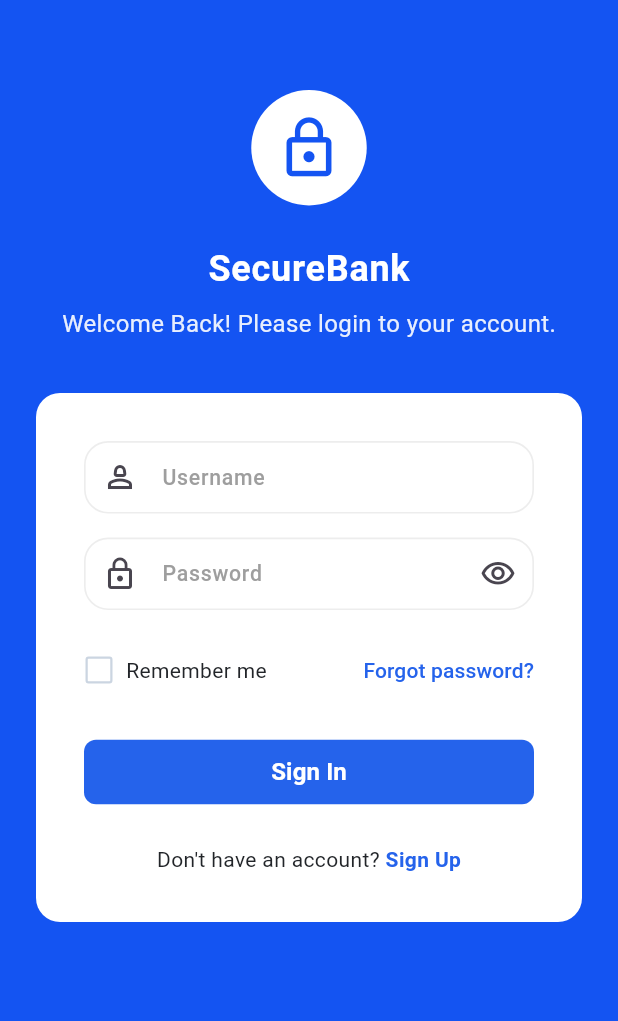
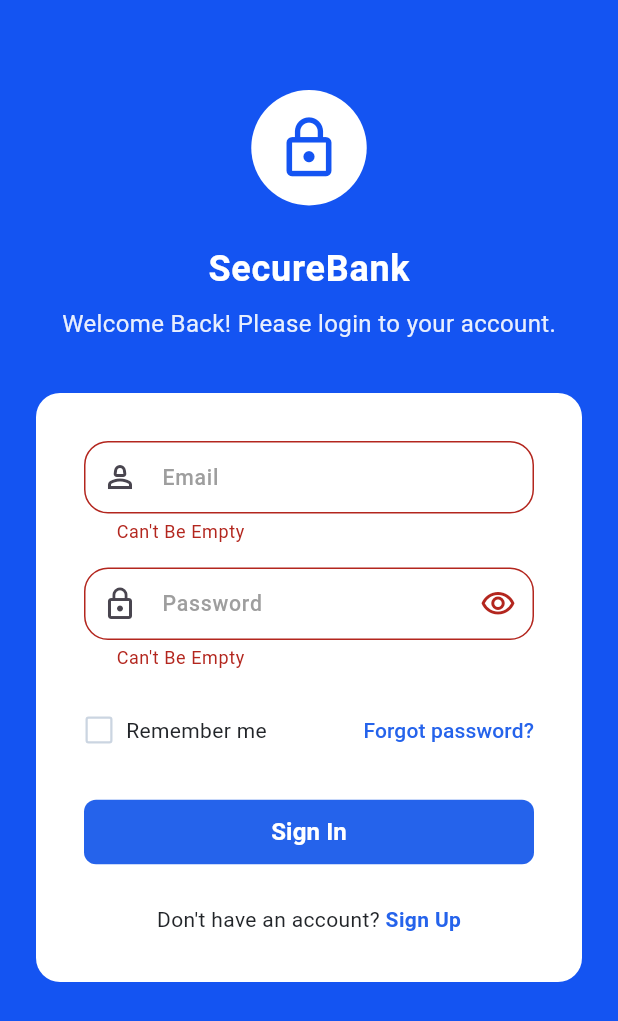
Before and after one commit to georgeAlNa/Advanced-Banking-System, a Flutter app: the screen it shows after launch, after a tap on "Sign In", on a phone screen of 412 x 824 dp. Shown: the top 1021 px of the screen. Run offline on Flutter 3.47's test engine with Material 3 defaults, Android fonts, the phone set to English and light mode, and no system bars; our stand-ins replace dartz, dio, equatable, flutter_bloc, flutter_screenutil, freezed_annotation and 4 more; accounts and stored records are empty; statements that could not run were skipped.

Commit message:
login login with design patterns

```diff
--- a/lib/features/auth/data/models/login/login_request_body.dart
+++ b/lib/features/auth/data/models/login/login_request_body.dart
@@ -1,3 +1,14 @@
 class LoginRequestBody {
+  final String email;
+  final String password;
 
+  LoginRequestBody({
+    required this.email,
+    required this.password,
+  });
+
+  Map<String, dynamic> toJson() => {
+        'email': email,
+        'password': password,
+      };
 }
--- a/lib/features/auth/logic/login/login_cubit.dart
+++ b/lib/features/auth/logic/login/login_cubit.dart
@@ -1,4 +1,3 @@
-import 'package:flutter/material.dart';
 import 'package:flutter_bloc/flutter_bloc.dart';
 import 'package:freezed_annotation/freezed_annotation.dart';
 
@@ -12,34 +11,27 @@ part 'login_cubit.freezed.dart';
 
 class LoginCubit extends Cubit<LoginState> {
   final LoginRepo _loginRepo;
-  LoginCubit(this._loginRepo) : super(LoginState.initial());
 
-  TextEditingController emailController = TextEditingController();
-  TextEditingController passwordController = TextEditingController();
+  LoginCubit(this._loginRepo) : super(const LoginState.initial());
 
-  final formKey = GlobalKey<FormState>();
-
-  Future<void> login() async {
-    if (passwordController.text.length < 8) {
-      emit(LoginState.error(error: "Password Should Be at Least 8 Characters"));
-      return;
-    }
-
-    emit(LoginState.loading());
+  Future<void> login({
+    required String email,
+    required String password,
+  }) async {
+    emit(const LoginState.loading());
 
     try {
       final request = LoginRequestBody(
-        // email: emailController.text,
-        // password: passwordController.text,
+        email: email,
+        password: password,
       );
 
       final response = await _loginRepo.login(request);
-
       emit(LoginState.success(response));
     } catch (e) {
       final exception = NetworkExceptions.getException(e);
       final message = NetworkExceptions.getErrorMessage(exception);
-      emit(LoginState.error(error: message));
+      emit(LoginState.error(message));
     }
   }
 }
--- a/lib/features/auth/logic/login/login_state.dart
+++ b/lib/features/auth/logic/login/login_state.dart
@@ -3,7 +3,7 @@ part of 'login_cubit.dart';
 @freezed
 class LoginState with _$LoginState {
   const factory LoginState.initial() = _Initial;
-  const factory LoginState.loading() = Loading;
-  const factory LoginState.success(LoginResponse loginResponse) = Success;
-  const factory LoginState.error({required String error}) = Error;
+  const factory LoginState.loading() = _Loading;
+  const factory LoginState.success(LoginResponse loginResponse) = _Success;
+  const factory LoginState.error(String message) = _Error;
 }
--- a/lib/features/auth/presentation/screens/login_screen.dart
+++ b/lib/features/auth/presentation/screens/login_screen.dart
@@ -1,7 +1,10 @@
 import 'package:advanced_banking_system/core/constants/colors.dart';
 import 'package:advanced_banking_system/core/helpers/input_validation_type.dart';
 import 'package:advanced_banking_system/core/public_widgets/text_field_widget.dart';
+import 'package:advanced_banking_system/features/auth/logic/login/login_cubit.dart';
 import 'package:flutter/material.dart';
+import 'package:flutter_bloc/flutter_bloc.dart';
+
 class LoginScreen extends StatefulWidget {
   const LoginScreen({super.key});
 
@@ -10,7 +13,8 @@ class LoginScreen extends StatefulWidget {
 }
 
 class _LoginScreenState extends State<LoginScreen> {
-  final TextEditingController _usernameController = TextEditingController();
+  final GlobalKey<FormState> _formKey = GlobalKey<FormState>();
+  final TextEditingController _emailController = TextEditingController();
   final TextEditingController _passwordController = TextEditingController();
 
   bool _obscurePassword = true;
@@ -72,15 +76,17 @@ class _LoginScreenState extends State<LoginScreen> {
                   color: Colors.white,
                   borderRadius: BorderRadius.circular(16),
                 ),
+                child: Form(
+                  key: _formKey,
                   child: Column(
                     crossAxisAlignment: CrossAxisAlignment.start,
                     children: [
                       // Username Field
                       TextFieldWidget(
-                      controller: _usernameController,
+                        controller: _emailController,
                         prefixIcon: Icons.person_2_outlined,
-                      hintText: 'Enter your username',
-                      labelText: 'Username',
+                        hintText: 'Enter your email',
+                        labelText: 'Email',
                         obscureText: false,
                         validationType: InputValidationType.none,
                       ),
@@ -166,7 +172,14 @@ class _LoginScreenState extends State<LoginScreen> {
                         width: double.infinity,
                         child: ElevatedButton(
                           onPressed: () {
+                            if (_formKey.currentState!.validate()) {
+                              context.read<LoginCubit>().login(
+                                email: _emailController.text,
+                                password: _passwordController.text,
+                              );
+                            }
                           },
+
                           style: ElevatedButton.styleFrom(
                             backgroundColor: const Color(0xFF2563EB),
                             foregroundColor: Colors.white,
@@ -215,6 +228,7 @@ class _LoginScreenState extends State<LoginScreen> {
                     ],
                   ),
                 ),
+              ),
             ],
           ),
         ),
@@ -224,7 +238,7 @@ class _LoginScreenState extends State<LoginScreen> {
 
   @override
   void dispose() {
-    _usernameController.dispose();
+    _emailController.dispose();
     _passwordController.dispose();
     super.dispose();
   }
```
Also changed, not shown: lib/features/auth/data/datasources/login_remote_data_source.dart (+6 -7 lines), lib/features/auth/data/models/login/login_response.dart (+8 -0 lines), lib/features/auth/data/repos/login_repo.dart (+11 -13 lines), lib/features/auth/presentation/view/login_view.dart (added, +56 -0 lines), lib/features/auth/logic/login/login_cubit.freezed.dart. Lines whose indentation alone changed are shown as unchanged.
